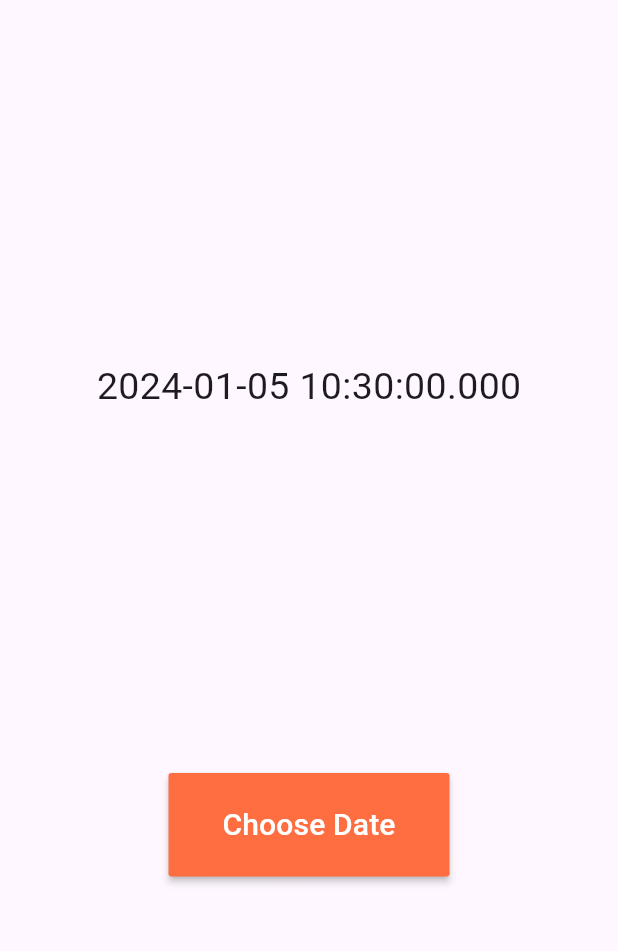
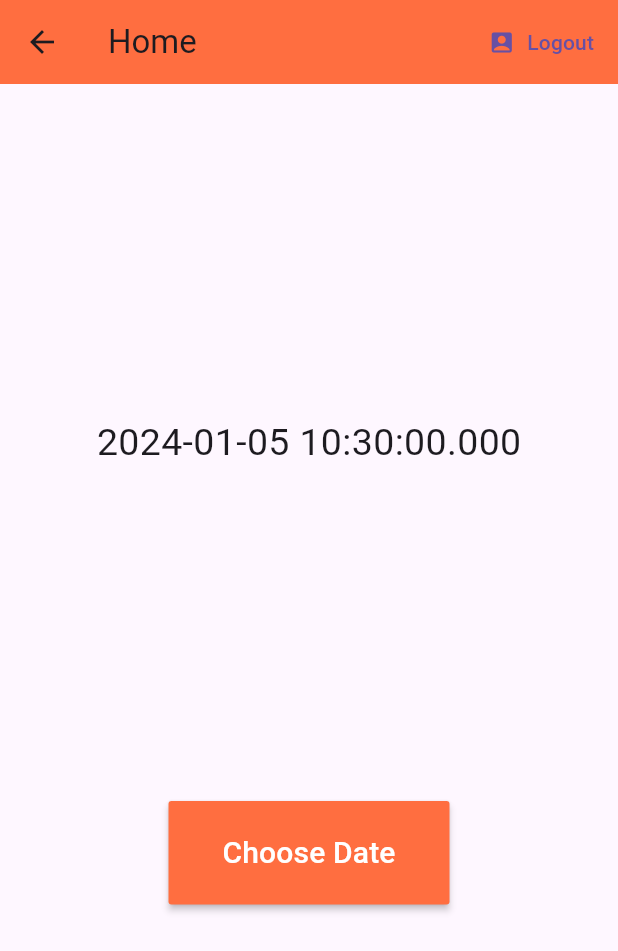
Before and after one commit to nrbebayt/MensaMeetApp, a Flutter app: the Homepage screen opened directly, on a phone screen of 412 x 824 dp. Shown: the top 951 px of the screen. Run offline on Flutter 3.47's test engine with Material 3 defaults, Android fonts, the phone set to English and light mode, and no system bars; our stand-ins replace firebase_auth, firebase_core; accounts and stored records are empty; network calls fail.

Commit message:
App bar with logout.

```diff
--- a/lib/sections/auth/login.dart
+++ b/lib/sections/auth/login.dart
@@ -1,4 +1,5 @@
 import 'package:flutter/material.dart';
+import 'package:mensa_meet_app/sections/auth_home_wrapper.dart';
 import 'package:mensa_meet_app/sections/home//homepage.dart';
 import 'package:mensa_meet_app/service/authentication_service.dart';
 
@@ -34,6 +35,8 @@ class _LoginState extends State<Login> {
             else{
               print('anonymous login successful');
               print(authenticationAnswer);
+              Navigator.pop(context);
+              Navigator.push(context, MaterialPageRoute(builder: (context)=> AuthHomeWrapper()));
             }
           },
         ),
--- a/lib/sections/home/homepage.dart
+++ b/lib/sections/home/homepage.dart
@@ -1,4 +1,7 @@
+import 'package:firebase_auth/firebase_auth.dart';
+import 'package:firebase_core/firebase_core.dart';
 import 'package:flutter/material.dart';
+import 'package:mensa_meet_app/sections/auth_home_wrapper.dart';
 
 class Homepage extends StatefulWidget{
   const Homepage({Key? key}) : super(key: key);
@@ -23,9 +26,27 @@ class _HomepageState extends State<Homepage>{
     });
   }
 
+  Future _logout() async{
+    FirebaseAuth.instance.signOut();
+  }
+
   @override
   Widget build(BuildContext context){
     return Scaffold(
+        appBar: AppBar(
+          title: Text('Home'),
+          backgroundColor: Colors.deepOrangeAccent,
+          actions: <Widget>[
+            TextButton.icon(
+                onPressed:() async{
+                  await _logout();
+                  Navigator.pop(context);
+                  Navigator.push(context, MaterialPageRoute(builder: (context)=> AuthHomeWrapper()));
+                },
+                icon: Icon(Icons.account_box_rounded),
+                label: Text('Logout')),
+          ],
+        ),
         body: Center(
             child: Column(
               //display chosen date
--- a/lib/service/authentication_service.dart
+++ b/lib/service/authentication_service.dart
@@ -13,7 +13,6 @@ class AuthenticationService{
       return null;
     }
   }
-//sign in anonymouslyr
-// sign in email and pw
-//sign out
+
+// todo sign in with email and pw
 }
```
Also changed, not shown: 1 other file.
